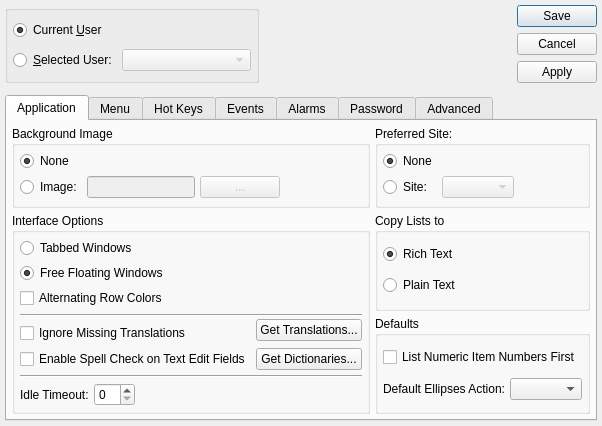
Above: guiclient/userPreferences.ui from Pegasus-RPG/xtuple-client before the change. Below: the same form after it.
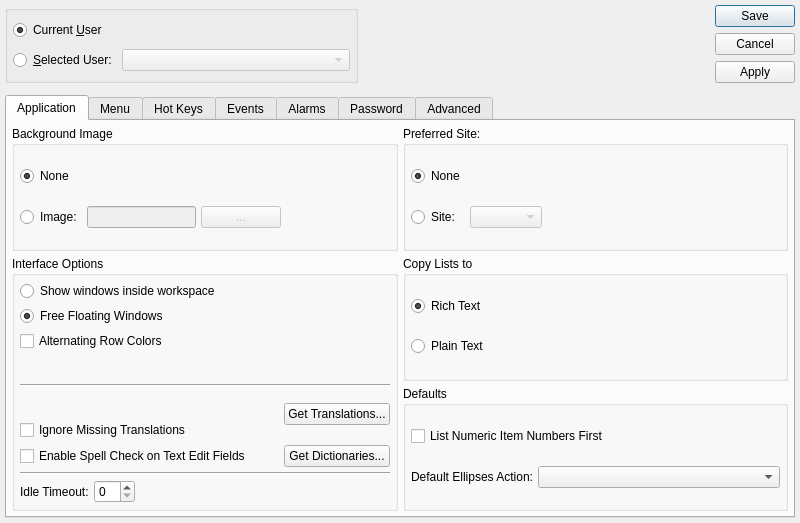
That is the form after the change. Custom widgets are drawn as their Qt base class.

Commit message: bug #17344 - calling QWidget::setFocus() in constructors and ::set() methods confuses the QMdiArea's subwindow handling. tweak a few window's layouts. add tabbed- vs subwindow-mode memory.

```diff
--- a/guiclient/userPreferences.ui
+++ b/guiclient/userPreferences.ui
@@ -13,8 +13,8 @@
    <rect>
     <x>0</x>
     <y>0</y>
-    <width>600</width>
-    <height>400</height>
+    <width>800</width>
+    <height>523</height>
    </rect>
   </property>
   <property name="windowTitle">
@@ -339,7 +339,7 @@
           <item row="0" column="0">
            <widget class="QRadioButton" name="_interfaceWorkspace">
             <property name="text">
-             <string>Tabbed Windows</string>
+             <string>Show windows inside workspace</string>
             </property>
             <property name="checked">
              <bool>false</bool>
```
The commit also changes 69 other files.
